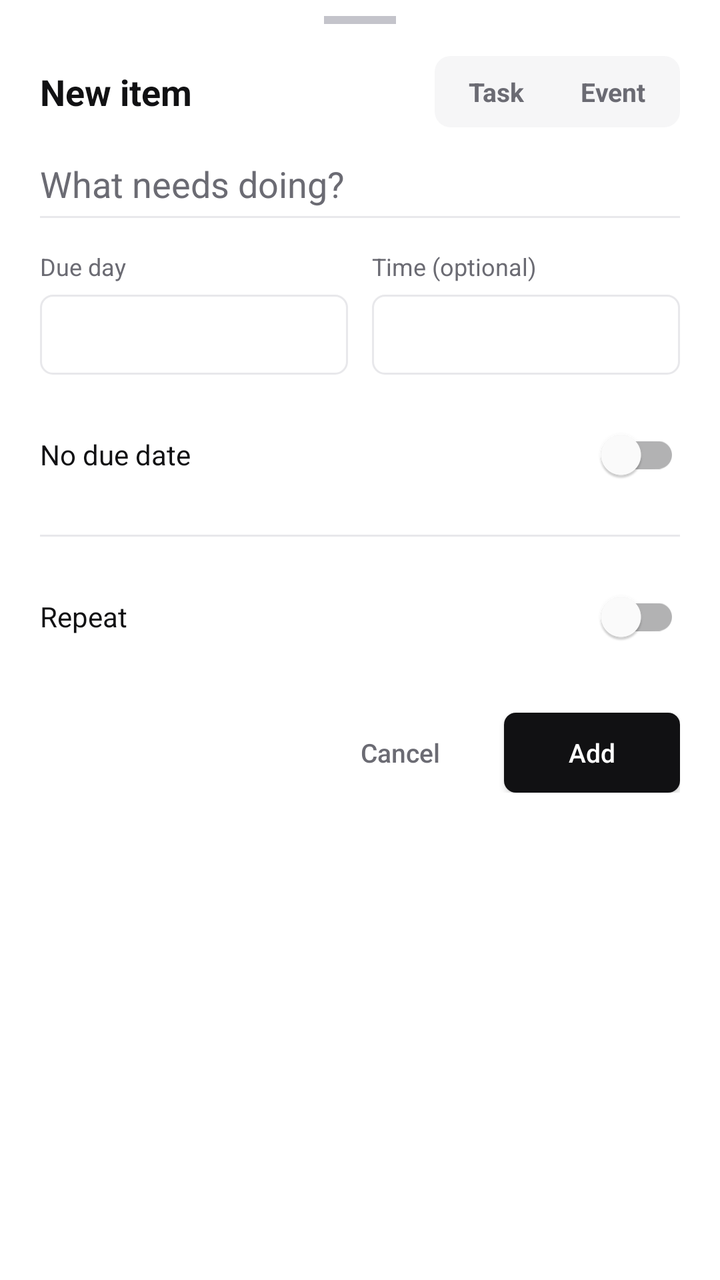
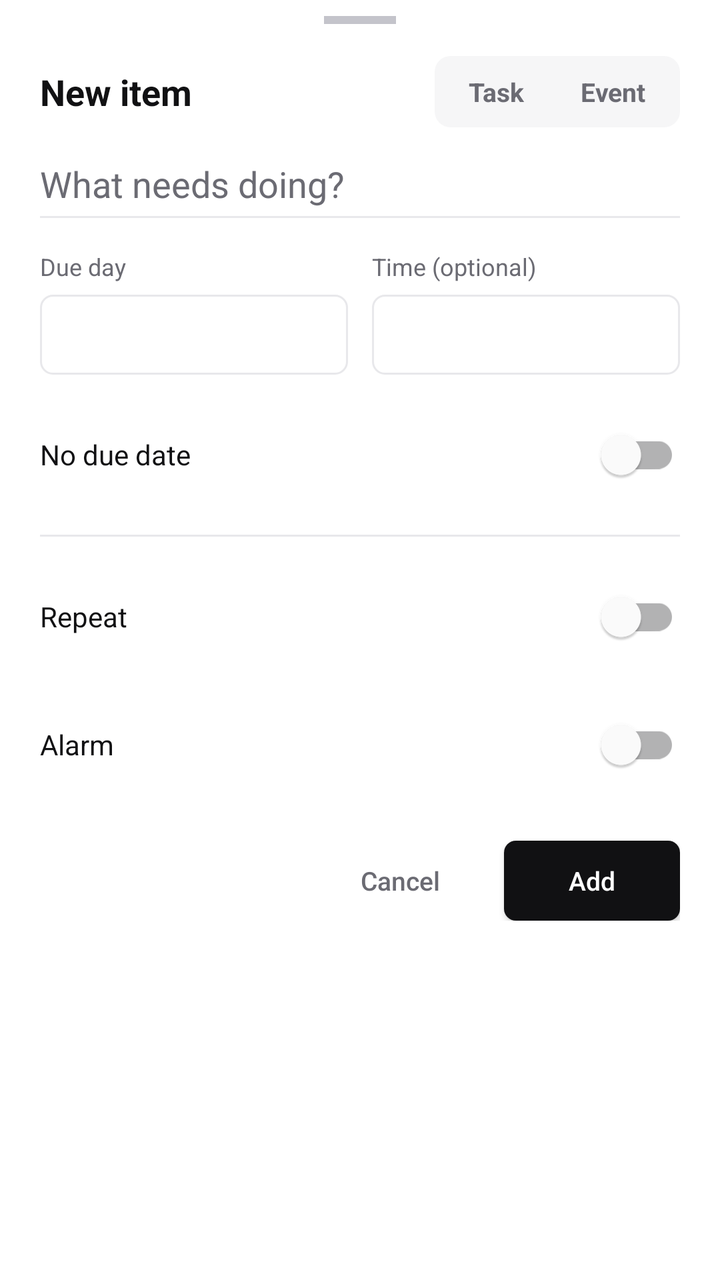

The first picture is an Android layout as it rendered before a commit; the second is the same layout after the commit. The layout source and the unified diff follow.
<!-- AndroidManifest.xml: application theme Theme.ToDoApp -->
<!-- res/layout/sheet_add_item.xml -->
<?xml version="1.0" encoding="utf-8"?>
<androidx.core.widget.NestedScrollView xmlns:android="http://schemas.android.com/apk/res/android"
    xmlns:app="http://schemas.android.com/apk/res-auto"
    android:layout_width="match_parent"
    android:layout_height="wrap_content"
    android:background="@color/bg">

    <LinearLayout
        android:layout_width="match_parent"
        android:layout_height="wrap_content"
        android:orientation="vertical"
        android:paddingStart="20dp"
        android:paddingTop="8dp"
        android:paddingEnd="20dp"
        android:paddingBottom="20dp">

        
        <View
            android:layout_width="36dp"
            android:layout_height="4dp"
            android:layout_gravity="center_horizontal"
            android:layout_marginBottom="16dp"
            android:background="@color/muted_2" />

        
        <LinearLayout
            android:layout_width="match_parent"
            android:layout_height="wrap_content"
            android:gravity="center_vertical"
            android:orientation="horizontal">

            <TextView
                android:id="@+id/sheet_title"
                android:layout_width="0dp"
                android:layout_height="wrap_content"
                android:layout_weight="1"
                android:text="@string/sheet_new_item"
                android:textColor="@color/fg"
                android:textSize="18sp"
                android:textStyle="bold" />

            <LinearLayout
                android:layout_width="wrap_content"
                android:layout_height="wrap_content"
                android:background="@drawable/bg_tabs_container"
                android:orientation="horizontal"
                android:padding="3dp">

                <TextView
                    android:id="@+id/type_task"
                    android:layout_width="wrap_content"
                    android:layout_height="wrap_content"
                    android:background="@drawable/bg_tab"
                    android:paddingStart="14dp"
                    android:paddingTop="6dp"
                    android:paddingEnd="14dp"
                    android:paddingBottom="6dp"
                    android:text="@string/type_task"
                    android:textColor="@color/tab_text"
                    android:textSize="13sp"
                    android:textStyle="bold" />

                <TextView
                    android:id="@+id/type_event"
                    android:layout_width="wrap_content"
                    android:layout_height="wrap_content"
                    android:background="@drawable/bg_tab"
                    android:paddingStart="14dp"
                    android:paddingTop="6dp"
                    android:paddingEnd="14dp"
                    android:paddingBottom="6dp"
                    android:text="@string/type_event"
                    android:textColor="@color/tab_text"
                    android:textSize="13sp"
                    android:textStyle="bold" />
            </LinearLayout>
        </LinearLayout>

        
        <EditText
            android:id="@+id/todo_input"
            android:layout_width="match_parent"
            android:layout_height="wrap_content"
            android:layout_marginTop="16dp"
            android:background="@null"
            android:hint="@string/title_hint"
            android:inputType="textCapSentences"
            android:textColor="@color/fg"
            android:textColorHint="@color/muted"
            android:textSize="18sp" />

        <View
            android:layout_width="match_parent"
            android:layout_height="@dimen/hairline"
            android:layout_marginTop="4dp"
            android:layout_marginBottom="16dp"
            android:background="@color/line" />

        
        <LinearLayout
            android:id="@+id/task_fields"
            android:layout_width="match_parent"
            android:layout_height="wrap_content"
            android:orientation="horizontal">

            <LinearLayout
                android:layout_width="0dp"
                android:layout_height="wrap_content"
                android:layout_marginEnd="6dp"
                android:layout_weight="1"
                android:orientation="vertical">

                <TextView style="@style/FieldLabel" android:text="@string/due_day" />

                <TextView
                    android:id="@+id/due_date"
                    style="@style/FieldValue" />
            </LinearLayout>

            <LinearLayout
                android:layout_width="0dp"
                android:layout_height="wrap_content"
                android:layout_marginStart="6dp"
                android:layout_weight="1"
                android:orientation="vertical">

                <TextView style="@style/FieldLabel" android:text="@string/time_optional" />

                <TextView
                    android:id="@+id/due_time"
                    style="@style/FieldValue" />
            </LinearLayout>
        </LinearLayout>

        
        <LinearLayout
            android:id="@+id/event_fields"
            android:layout_width="match_parent"
            android:layout_height="wrap_content"
            android:orientation="vertical"
            android:visibility="gone">

            <LinearLayout
                android:layout_width="match_parent"
                android:layout_height="wrap_content"
                android:orientation="horizontal">

                <LinearLayout
                    android:layout_width="0dp"
                    android:layout_height="wrap_content"
                    android:layout_marginEnd="6dp"
                    android:layout_weight="1"
                    android:orientation="vertical">

                    <TextView style="@style/FieldLabel" android:text="@string/start_day" />

                    <TextView
                        android:id="@+id/start_date"
                        style="@style/FieldValue" />
                </LinearLayout>

                <LinearLayout
                    android:layout_width="0dp"
                    android:layout_height="wrap_content"
                    android:layout_marginStart="6dp"
                    android:layout_weight="1"
                    android:orientation="vertical">

                    <TextView style="@style/FieldLabel" android:text="@string/start_time" />

                    <TextView
                        android:id="@+id/start_time"
                        style="@style/FieldValue" />
                </LinearLayout>
            </LinearLayout>

            <LinearLayout
                android:layout_width="match_parent"
                android:layout_height="wrap_content"
                android:layout_marginTop="12dp"
                android:orientation="vertical">

                <TextView style="@style/FieldLabel" android:text="@string/end_time" />

                <TextView
                    android:id="@+id/end_time"
                    style="@style/FieldValue" />
            </LinearLayout>
        </LinearLayout>

        
        <LinearLayout
            android:id="@+id/task_section_row"
            android:layout_width="match_parent"
            android:layout_height="wrap_content"
            android:layout_marginTop="16dp"
            android:orientation="vertical">

            <LinearLayout
                android:layout_width="match_parent"
                android:layout_height="wrap_content"
                android:gravity="center_vertical"
                android:orientation="horizontal">

                <TextView
                    android:layout_width="0dp"
                    android:layout_height="wrap_content"
                    android:layout_weight="1"
                    android:text="@string/no_due_date"
                    android:textColor="@color/fg"
                    android:textSize="14sp" />

                <com.google.android.material.switchmaterial.SwitchMaterial
                    android:id="@+id/no_due"
                    android:layout_width="wrap_content"
                    android:layout_height="wrap_content" />
            </LinearLayout>

            <LinearLayout
                android:id="@+id/task_section_field"
                android:layout_width="match_parent"
                android:layout_height="wrap_content"
                android:layout_marginTop="10dp"
                android:orientation="vertical"
                android:visibility="gone">

                <TextView style="@style/FieldLabel" android:text="@string/place_in" />

                <Spinner
                    android:id="@+id/task_section"
                    android:layout_width="match_parent"
                    android:layout_height="40dp"
                    android:background="@drawable/bg_input"
                    android:paddingStart="10dp"
                    android:paddingEnd="10dp" />
            </LinearLayout>
        </LinearLayout>

        
        <LinearLayout
            android:id="@+id/project_row"
            android:layout_width="match_parent"
            android:layout_height="wrap_content"
            android:layout_marginTop="16dp"
            android:orientation="vertical"
            android:visibility="gone">

            <TextView style="@style/FieldLabel" android:text="@string/project" />

            <Spinner
                android:id="@+id/project_select"
                android:layout_width="match_parent"
                android:layout_height="40dp"
                android:background="@drawable/bg_input"
                android:paddingStart="10dp"
                android:paddingEnd="10dp" />

            <LinearLayout
                android:id="@+id/date_tabs_switch"
                android:layout_width="match_parent"
                android:layout_height="wrap_content"
                android:layout_marginTop="10dp"
                android:gravity="center_vertical"
                android:orientation="horizontal"
                android:visibility="gone">

                <TextView
                    android:layout_width="0dp"
                    android:layout_height="wrap_content"
                    android:layout_weight="1"
                    android:text="@string/also_show_in_date_tabs"
                    android:textColor="@color/fg"
                    android:textSize="14sp" />

                <com.google.android.material.switchmaterial.SwitchMaterial
                    android:id="@+id/in_date_tabs"
                    android:layout_width="wrap_content"
                    android:layout_height="wrap_content" />
            </LinearLayout>
        </LinearLayout>

        <View
            android:layout_width="match_parent"
            android:layout_height="@dimen/hairline"
            android:layout_marginTop="16dp"
            android:background="@color/line" />

        
        <LinearLayout
            android:layout_width="match_parent"
            android:layout_height="wrap_content"
            android:layout_marginTop="16dp"
            android:gravity="center_vertical"
            android:orientation="horizontal">

            <TextView
                android:layout_width="0dp"
                android:layout_height="wrap_content"
                android:layout_weight="1"
                android:text="@string/repeat"
                android:textColor="@color/fg"
                android:textSize="14sp" />

            <com.google.android.material.switchmaterial.SwitchMaterial
                android:id="@+id/repeat_task"
                android:layout_width="wrap_content"
                android:layout_height="wrap_content" />
        </LinearLayout>

        <LinearLayout
            android:id="@+id/repeat_controls"
            android:layout_width="match_parent"
            android:layout_height="wrap_content"
            android:layout_marginTop="12dp"
            android:orientation="vertical"
            android:visibility="gone">

            <include layout="@layout/view_repeat_controls" />
        </LinearLayout>

        
        <LinearLayout
            android:layout_width="match_parent"
            android:layout_height="wrap_content"
            android:layout_marginTop="24dp"
            android:gravity="center_vertical"
            android:orientation="horizontal">

            <Space
                android:layout_width="0dp"
                android:layout_height="1dp"
                android:layout_weight="1" />

            <androidx.appcompat.widget.AppCompatButton
                android:id="@+id/sheet_cancel"
                android:layout_width="wrap_content"
                android:layout_height="40dp"
                android:layout_marginEnd="8dp"
                android:background="@android:color/transparent"
                android:paddingStart="14dp"
                android:paddingEnd="14dp"
                android:text="@string/cancel"
                android:textAllCaps="false"
                android:textColor="@color/muted"
                android:textSize="13sp" />

            <androidx.appcompat.widget.AppCompatButton
                android:id="@+id/sheet_add"
                android:layout_width="wrap_content"
                android:layout_height="40dp"
                android:background="@drawable/bg_btn_filled"
                android:paddingStart="16dp"
                android:paddingEnd="16dp"
                android:text="@string/add"
                android:textAllCaps="false"
                android:textColor="@color/on_accent"
                android:textSize="13sp" />
        </LinearLayout>
    </LinearLayout>
</androidx.core.widget.NestedScrollView>
<!-- res/layout/view_repeat_controls.xml (included above) -->
<?xml version="1.0" encoding="utf-8"?>
<LinearLayout xmlns:android="http://schemas.android.com/apk/res/android"
    android:layout_width="match_parent"
    android:layout_height="wrap_content"
    android:orientation="vertical">

    
    <LinearLayout
        android:layout_width="match_parent"
        android:layout_height="wrap_content"
        android:orientation="horizontal">

        <LinearLayout
            android:layout_width="0dp"
            android:layout_height="wrap_content"
            android:layout_marginEnd="6dp"
            android:layout_weight="1"
            android:orientation="vertical">

            <TextView style="@style/FieldLabel" android:text="@string/repeat_every" />

            <LinearLayout
                android:layout_width="match_parent"
                android:layout_height="wrap_content"
                android:orientation="horizontal">

                <EditText
                    android:id="@+id/repeat_interval"
                    android:layout_width="64dp"
                    android:layout_height="40dp"
                    android:layout_marginEnd="6dp"
                    android:background="@drawable/bg_input"
                    android:gravity="center"
                    android:inputType="number"
                    android:text="1"
                    android:textColor="@color/fg"
                    android:textSize="14sp" />

                <Spinner
                    android:id="@+id/repeat_unit"
                    android:layout_width="0dp"
                    android:layout_height="40dp"
                    android:layout_weight="1"
                    android:background="@drawable/bg_input"
                    android:paddingStart="10dp"
                    android:paddingEnd="10dp" />
            </LinearLayout>
        </LinearLayout>

        <LinearLayout
            android:id="@+id/repeat_time_row"
            android:layout_width="0dp"
            android:layout_height="wrap_content"
            android:layout_marginStart="6dp"
            android:layout_weight="1"
            android:orientation="vertical">

            <TextView style="@style/FieldLabel" android:text="@string/reveal_time" />

            <TextView android:id="@+id/repeat_time" style="@style/FieldValue" />
        </LinearLayout>
    </LinearLayout>

    
    <LinearLayout
        android:id="@+id/repeat_weekday_field"
        android:layout_width="match_parent"
        android:layout_height="wrap_content"
        android:layout_marginTop="12dp"
        android:orientation="vertical"
        android:visibility="gone">

        <TextView style="@style/FieldLabel" android:text="@string/repeat_on" />

        <LinearLayout
            android:id="@+id/weekday_pills"
            android:layout_width="match_parent"
            android:layout_height="wrap_content"
            android:orientation="horizontal">

            <TextView style="@style/Pill" android:tag="0" android:text="Sun" />
            <TextView style="@style/Pill" android:tag="1" android:text="Mon" />
            <TextView style="@style/Pill" android:tag="2" android:text="Tue" />
            <TextView style="@style/Pill" android:tag="3" android:text="Wed" />
            <TextView style="@style/Pill" android:tag="4" android:text="Thu" />
            <TextView style="@style/Pill" android:tag="5" android:text="Fri" />
            <TextView style="@style/Pill" android:tag="6" android:text="Sat" />
        </LinearLayout>
    </LinearLayout>

    
    <LinearLayout
        android:id="@+id/repeat_monthday_field"
        android:layout_width="match_parent"
        android:layout_height="wrap_content"
        android:layout_marginTop="12dp"
        android:orientation="vertical"
        android:visibility="gone">

        <TextView style="@style/FieldLabel" android:text="@string/monthly_pattern" />

        <Spinner
            android:id="@+id/repeat_month_pattern"
            android:layout_width="match_parent"
            android:layout_height="40dp"
            android:background="@drawable/bg_input"
            android:paddingStart="10dp"
            android:paddingEnd="10dp" />
    </LinearLayout>

    
    <LinearLayout
        android:id="@+id/repeat_month_days_field"
        android:layout_width="match_parent"
        android:layout_height="wrap_content"
        android:layout_marginTop="12dp"
        android:orientation="vertical"
        android:visibility="gone">

        <TextView style="@style/FieldLabel" android:text="@string/days_of_month" />

        <EditText
            android:id="@+id/repeat_monthdays"
            android:layout_width="match_parent"
            android:layout_height="40dp"
            android:background="@drawable/bg_input"
            android:hint="@string/days_of_month_hint"
            android:inputType="text"
            android:paddingStart="10dp"
            android:paddingEnd="10dp"
            android:textColor="@color/fg"
            android:textColorHint="@color/muted"
            android:textSize="14sp" />
    </LinearLayout>

    
    <LinearLayout
        android:id="@+id/repeat_month_week_field"
        android:layout_width="match_parent"
        android:layout_height="wrap_content"
        android:layout_marginTop="12dp"
        android:orientation="vertical"
        android:visibility="gone">

        <TextView style="@style/FieldLabel" android:text="@string/week_of_month" />

        <LinearLayout
            android:id="@+id/month_week_pills"
            android:layout_width="match_parent"
            android:layout_height="wrap_content"
            android:orientation="horizontal">

            <TextView style="@style/Pill" android:tag="1" android:text="1st" />
            <TextView style="@style/Pill" android:tag="2" android:text="2nd" />
            <TextView style="@style/Pill" android:tag="3" android:text="3rd" />
            <TextView style="@style/Pill" android:tag="4" android:text="4th" />
            <TextView style="@style/Pill" android:tag="5" android:text="5th" />
        </LinearLayout>
    </LinearLayout>

    
    <LinearLayout
        android:id="@+id/repeat_month_weekday_field"
        android:layout_width="match_parent"
        android:layout_height="wrap_content"
        android:layout_marginTop="12dp"
        android:orientation="vertical"
        android:visibility="gone">

        <TextView style="@style/FieldLabel" android:text="@string/day_of_week" />

        <LinearLayout
            android:id="@+id/month_weekday_pills"
            android:layout_width="match_parent"
            android:layout_height="wrap_content"
            android:orientation="horizontal">

            <TextView style="@style/Pill" android:tag="0" android:text="Sun" />
            <TextView style="@style/Pill" android:tag="1" android:text="Mon" />
            <TextView style="@style/Pill" android:tag="2" android:text="Tue" />
            <TextView style="@style/Pill" android:tag="3" android:text="Wed" />
            <TextView style="@style/Pill" android:tag="4" android:text="Thu" />
            <TextView style="@style/Pill" android:tag="5" android:text="Fri" />
            <TextView style="@style/Pill" android:tag="6" android:text="Sat" />
        </LinearLayout>
    </LinearLayout>

    
    <LinearLayout
        android:layout_width="match_parent"
        android:layout_height="wrap_content"
        android:layout_marginTop="12dp"
        android:orientation="vertical">

        <TextView style="@style/FieldLabel" android:text="@string/stop_on" />

        <TextView android:id="@+id/repeat_end" style="@style/FieldValue" />
    </LinearLayout>
</LinearLayout>
<!-- resources referenced by this layout -->
<resources>
  <color name="bg">#FFFFFF</color>
  <color name="fg">#111113</color>
  <color name="line">#E8E8EB</color>
  <color name="muted">#6B6B73</color>
  <color name="muted_2">#C4C4CB</color>
  <color name="on_accent">#FFFFFF</color>
  <dimen name="hairline">1dp</dimen>
  <!-- drawable bg_btn_filled (drawable) -->
  <shape xmlns:android="http://schemas.android.com/apk/res/android" android:shape="rectangle">
      <solid android:color="@color/accent" />
      <corners android:radius="@dimen/r_sm" />
  </shape>
  <!-- drawable bg_tab (drawable) -->
  <selector xmlns:android="http://schemas.android.com/apk/res/android">
      <item android:state_selected="true" android:drawable="@drawable/bg_tab_active" />
      <item android:drawable="@android:color/transparent" />
  </selector>
  <!-- drawable bg_tabs_container (drawable) -->
  <shape xmlns:android="http://schemas.android.com/apk/res/android" android:shape="rectangle">
      <solid android:color="@color/panel" />
      <corners android:radius="@dimen/r_md" />
  </shape>
  <string name="add">Add</string>
  <string name="also_show_in_date_tabs">Also show in date tabs</string>
  <string name="cancel">Cancel</string>
  <string name="day_of_week">Day of week</string>
  <string name="days_of_month">Days of month</string>
  <string name="days_of_month_hint">e.g. 1, 15, 28</string>
  <string name="due_day">Due day</string>
  <string name="end_time">End time</string>
  <string name="monthly_pattern">Monthly pattern</string>
  <string name="no_due_date">No due date</string>
  <string name="place_in">Place in</string>
  <string name="project">Project</string>
  <string name="repeat">Repeat</string>
  <string name="repeat_every">Every</string>
  <string name="repeat_on">Repeat on</string>
  <string name="reveal_time">Reveal time (optional)</string>
  <string name="sheet_new_item">New item</string>
  <string name="start_day">Start day</string>
  <string name="start_time">Start time</string>
  <string name="stop_on">Stop on (optional)</string>
  <string name="time_optional">Time (optional)</string>
  <string name="title_hint">What needs doing?</string>
  <string name="type_event">Event</string>
  <string name="type_task">Task</string>
  <string name="week_of_month">Week of month</string>
  <color name="accent">#111113</color>
  <dimen name="r_sm">6dp</dimen>
  <!-- drawable bg_tab_active (drawable) -->
  <shape xmlns:android="http://schemas.android.com/apk/res/android" android:shape="rectangle">
      <solid android:color="@color/bg" />
      <stroke android:width="@dimen/hairline" android:color="@color/line" />
      <corners android:radius="@dimen/r_sm" />
  </shape>
  <color name="panel">#F6F6F7</color>
  <dimen name="r_md">8dp</dimen>
  <!-- drawable bg_pill (drawable) -->
  <selector xmlns:android="http://schemas.android.com/apk/res/android">
      <item android:state_selected="true" android:drawable="@drawable/bg_pill_selected" />
      <item android:drawable="@drawable/bg_pill_unselected" />
  </selector>
  <color name="warn">#D9480F</color>
  <!-- drawable bg_pill_selected (drawable) -->
  <shape xmlns:android="http://schemas.android.com/apk/res/android" android:shape="rectangle">
      <solid android:color="@color/accent" />
      <stroke android:width="@dimen/hairline" android:color="@color/accent" />
      <corners android:radius="@dimen/r_sm" />
  </shape>
  <!-- drawable bg_pill_unselected (drawable) -->
  <shape xmlns:android="http://schemas.android.com/apk/res/android" android:shape="rectangle">
      <solid android:color="@color/bg" />
      <stroke android:width="@dimen/hairline" android:color="@color/line" />
      <corners android:radius="@dimen/r_sm" />
  </shape>
  <style name="Widget.ToDoApp.BottomSheet" parent="Widget.MaterialComponents.BottomSheet.Modal">
          <item name="backgroundTint">@color/bg</item>
          <item name="shapeAppearanceOverlay">@style/ShapeAppearance.ToDoApp.Sheet</item>
      </style>
  <!-- unchanged entries left out for length: 7 -->
</resources>

<!-- the commit's change to res/layout/sheet_add_item.xml (unified diff, before → after) -->
@@ -320,6 +320,44 @@
 
         
         <LinearLayout
+            android:id="@+id/alarm_row"
+            android:layout_width="match_parent"
+            android:layout_height="wrap_content"
+            android:layout_marginTop="16dp"
+            android:gravity="center_vertical"
+            android:orientation="horizontal">
+
+            <TextView
+                android:layout_width="0dp"
+                android:layout_height="wrap_content"
+                android:layout_weight="1"
+                android:text="@string/alarm_label"
+                android:textColor="@color/fg"
+                android:textSize="14sp" />
+
+            <com.google.android.material.switchmaterial.SwitchMaterial
+                android:id="@+id/alarm_switch"
+                android:layout_width="wrap_content"
+                android:layout_height="wrap_content" />
+        </LinearLayout>
+
+        <LinearLayout
+            android:id="@+id/alarm_controls"
+            android:layout_width="match_parent"
+            android:layout_height="wrap_content"
+            android:layout_marginTop="12dp"
+            android:orientation="vertical"
+            android:visibility="gone">
+
+            <TextView style="@style/FieldLabel" android:text="@string/alarm_time_label" />
+
+            <TextView
+                android:id="@+id/alarm_time_value"
+                style="@style/FieldValue" />
+        </LinearLayout>
+
+        
+        <LinearLayout
             android:layout_width="match_parent"
             android:layout_height="wrap_content"
             android:layout_marginTop="24dp"
<!-- resource entries referenced after the edit -->
@@ -23,6 +23,8 @@
       <corners android:radius="@dimen/r_md" />
   </shape>
   <string name="add">Add</string>
+  <string name="alarm_label">Alarm</string>
+  <string name="alarm_time_label">Alarm time</string>
   <string name="also_show_in_date_tabs">Also show in date tabs</string>
   <string name="cancel">Cancel</string>
   <string name="day_of_week">Day of week</string>
